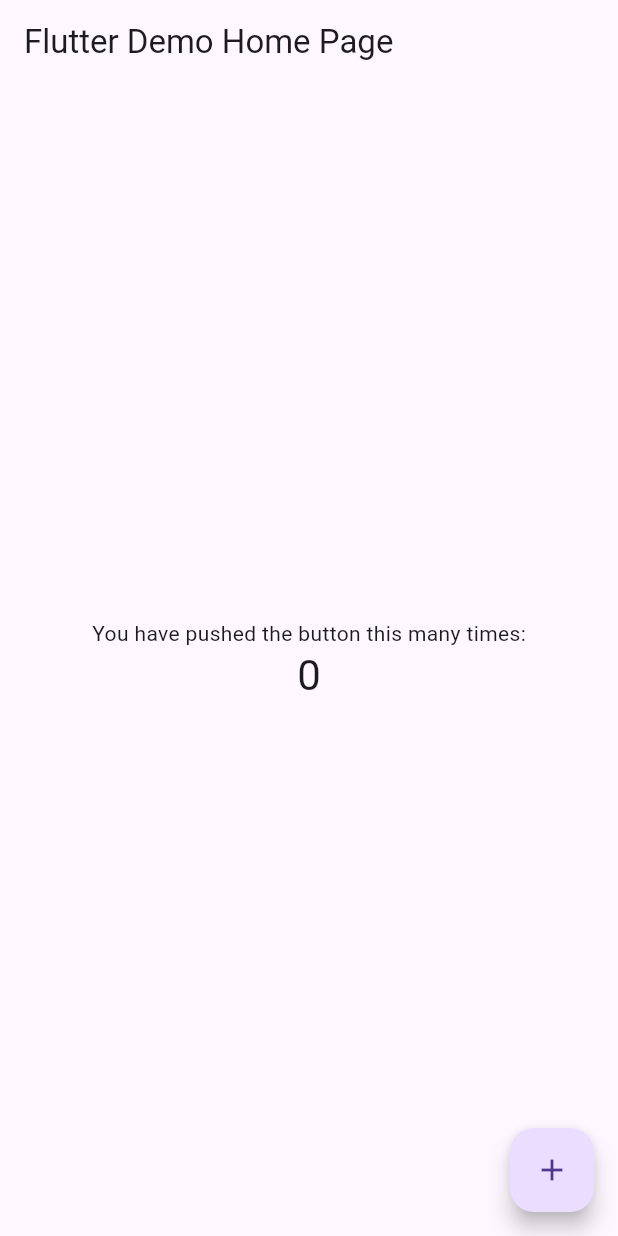
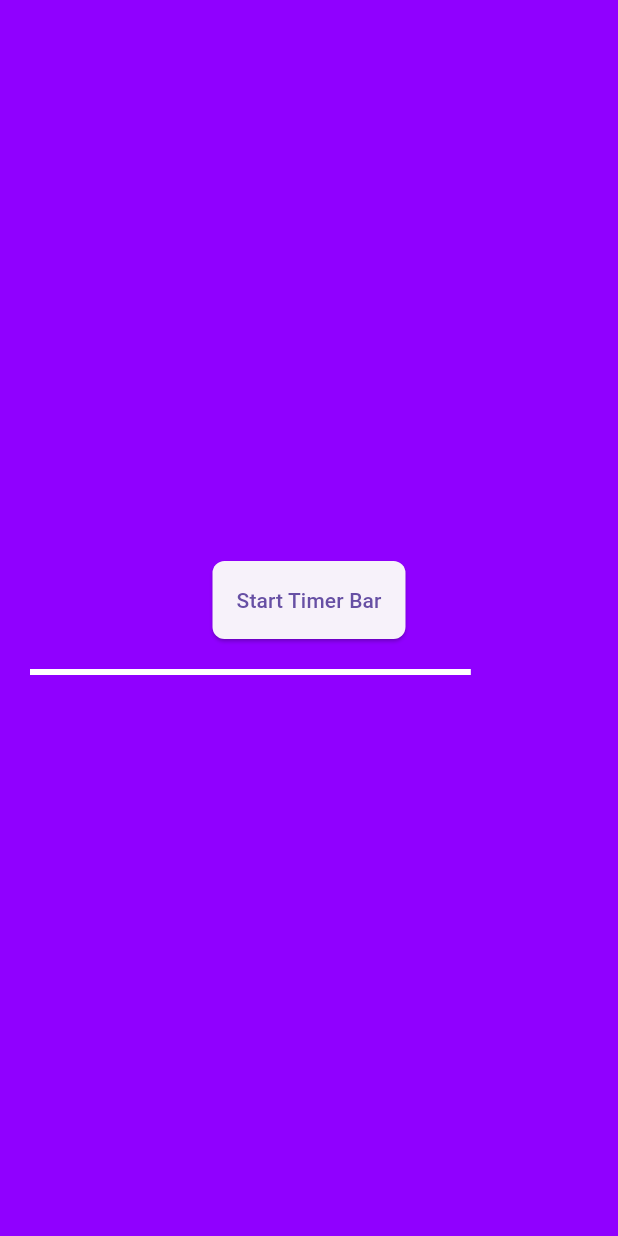
Before and after one commit to ZRiley36/queue-quandry, a Flutter app: the screen it shows after launch, on a phone screen of 412 x 824 dp. Run offline on Flutter 3.47's test engine with Material 3 defaults, Android fonts, the light colour scheme and no system bars.

```diff
--- a/lib/main.dart
+++ b/lib/main.dart
@@ -1,4 +1,5 @@
 import 'package:flutter/material.dart';
+import 'dart:async';
 
 void main() {
   runApp(const MyApp());
@@ -7,109 +8,110 @@
 class MyApp extends StatelessWidget {
   const MyApp({Key? key}) : super(key: key);
 
-  // This widget is the root of your application.
   @override
   Widget build(BuildContext context) {
     return MaterialApp(
       title: 'Flutter Demo',
       theme: ThemeData(
-        // This is the theme of your application.
-        //
-        // Try running your application with "flutter run". You'll see the
-        // application has a blue toolbar. Then, without quitting the app, try
-        // changing the primarySwatch below to Colors.green and then invoke
-        // "hot reload" (press "r" in the console where you ran "flutter run",
-        // or simply save your changes to "hot reload" in a Flutter IDE).
-        // Notice that the counter didn't reset back to zero; the application
-        // is not restarted.
         primarySwatch: Colors.blue,
       ),
-      home: const MyHomePage(title: 'Flutter Demo Home Page'),
+      home: const MyHomePage(),
     );
   }
 }
 
 class MyHomePage extends StatefulWidget {
-  const MyHomePage({Key? key, required this.title}) : super(key: key);
-
-  // This widget is the home page of your application. It is stateful, meaning
-  // that it has a State object (defined below) that contains fields that affect
-  // how it looks.
-
-  // This class is the configuration for the state. It holds the values (in this
-  // case the title) provided by the parent (in this case the App widget) and
-  // used by the build method of the State. Fields in a Widget subclass are
-  // always marked "final".
-
-  final String title;
+  const MyHomePage({Key? key}) : super(key: key);
 
   @override
-  State<MyHomePage> createState() => _MyHomePageState();
+  _MyHomePageState createState() => _MyHomePageState();
 }
 
 class _MyHomePageState extends State<MyHomePage> {
-  int _counter = 0;
+  double _progressValue = 0.0;
 
-  void _incrementCounter() {
-    setState(() {
-      // This call to setState tells the Flutter framework that something has
-      // changed in this State, which causes it to rerun the build method below
-      // so that the display can reflect the updated values. If we changed
-      // _counter without calling setState(), then the build method would not be
-      // called again, and so nothing would appear to happen.
-      _counter++;
+  void _startTimer() {
+    const duration = Duration(seconds: 10);
+    const steps = 500; // Number of steps for smoother animation
+    final stepDuration = duration ~/ steps;
+    final increment = 1 / steps.toDouble();
+
+    Timer.periodic(stepDuration, (Timer timer) {
+      setState(() {
+        _progressValue += increment;
+      });
+      if (_progressValue >= 1.0) {
+        timer.cancel();
+        _navigateToNextPage();
+      }
     });
   }
 
   @override
+  void initState() {
+    super.initState();
+
+    // Begin the timer
+    _startTimer();
+  }
+
+  void _navigateToNextPage() {
+    Navigator.push(
+      context,
+      MaterialPageRoute(
+          builder: (context) =>
+              SecondPage()), // Replace SecondPage() with your desired page
+    );
+  }
+
+  @override
   Widget build(BuildContext context) {
-    // This method is rerun every time setState is called, for instance as done
-    // by the _incrementCounter method above.
-    //
-    // The Flutter framework has been optimized to make rerunning build methods
-    // fast, so that you can just rebuild anything that needs updating rather
-    // than having to individually change instances of widgets.
     return Scaffold(
-      appBar: AppBar(
-        // Here we take the value from the MyHomePage object that was created by
-        // the App.build method, and use it to set our appbar title.
-        title: Text(widget.title),
-      ),
+      backgroundColor: const Color(0xFF9000FF),
       body: Center(
-        // Center is a layout widget. It takes a single child and positions it
-        // in the middle of the parent.
         child: Column(
-          // Column is also a layout widget. It takes a list of children and
-          // arranges them vertically. By default, it sizes itself to fit its
-          // children horizontally, and tries to be as tall as its parent.
-          //
-          // Invoke "debug painting" (press "p" in the console, choose the
-          // "Toggle Debug Paint" action from the Flutter Inspector in Android
-          // Studio, or the "Toggle Debug Paint" command in Visual Studio Code)
-          // to see the wireframe for each widget.
-          //
-          // Column has various properties to control how it sizes itself and
-          // how it positions its children. Here we use mainAxisAlignment to
-          // center the children vertically; the main axis here is the vertical
-          // axis because Columns are vertical (the cross axis would be
-          // horizontal).
           mainAxisAlignment: MainAxisAlignment.center,
           children: <Widget>[
-            const Text(
-              'You have pushed the button this many times:',
+            ElevatedButton(
+              onPressed: () {},
+              style: ElevatedButton.styleFrom(
+                padding: const EdgeInsets.all(16),
+                shape: RoundedRectangleBorder(
+                  borderRadius: BorderRadius.circular(8),
+                ),
+              ),
+              child: const Text('Start Timer Bar'),
             ),
-            Text(
-              '$_counter',
-              style: Theme.of(context).textTheme.headline4,
+            SizedBox(
+              height: 20,
+            ),
+            Container(
+              height: 4,
+              width: MediaQuery.of(context).size.width -
+                  40, // Adjust the width as needed
+              child: LinearProgressIndicator(
+                backgroundColor: Colors.transparent,
+                value: _progressValue,
+                valueColor: AlwaysStoppedAnimation<Color>(Colors.white),
+              ),
             ),
           ],
         ),
       ),
-      floatingActionButton: FloatingActionButton(
-        onPressed: _incrementCounter,
-        tooltip: 'Increment',
-        child: const Icon(Icons.add),
-      ), // This trailing comma makes auto-formatting nicer for build methods.
     );
   }
 }
+
+class SecondPage extends StatelessWidget {
+  @override
+  Widget build(BuildContext context) {
+    return Scaffold(
+      appBar: AppBar(
+        title: Text('Second Page'),
+      ),
+      body: Center(
+        child: Text('This is the page where the queuer is listed'),
+      ),
+    );
+  }
+}
--- a/pubspec.yaml
+++ b/pubspec.yaml
@@ -3,7 +3,7 @@
 
 # The following line prevents the package from being accidentally published to
 # pub.dev using `flutter pub publish`. This is preferred for private packages.
-publish_to: 'none' # Remove this line if you wish to publish to pub.dev
+publish_to: "none" # Remove this line if you wish to publish to pub.dev
 
 # The following defines the version and build number for your application.
 # A version number is three numbers separated by dots, like 1.2.43
@@ -30,7 +30,6 @@
   flutter:
     sdk: flutter
 
-
   # The following adds the Cupertino Icons font to your application.
   # Use with the CupertinoIcons class for iOS style icons.
   cupertino_icons: ^1.0.2
@@ -51,7 +50,6 @@
 
 # The following section is specific to Flutter packages.
 flutter:
-
   # The following line ensures that the Material Icons font is
   # included with your application, so that you can use the icons in
   # the material Icons class.
```
Also changed, not shown: assets/image.jpg (added), pubspec.lock, 2 other files.
